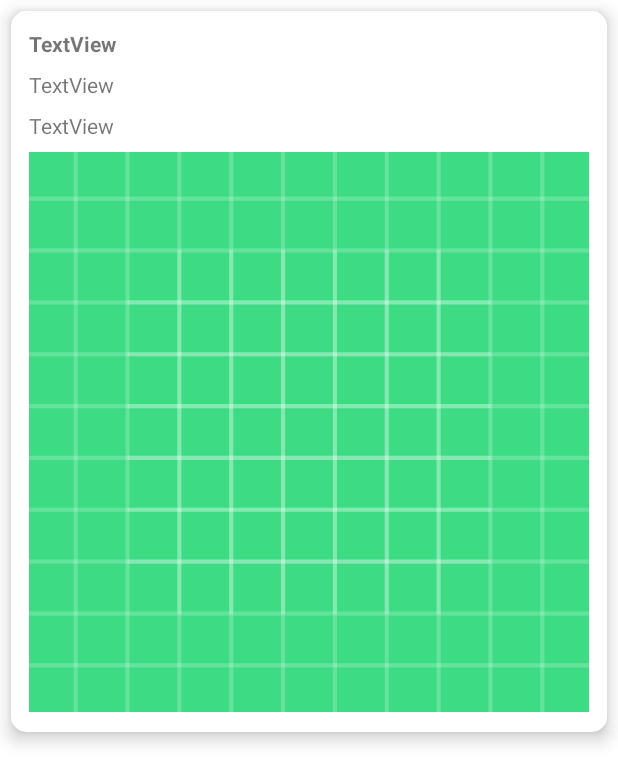
After one commit to alexlabuz/picturehere_app, an Android app: the layout post_cell.xml on its own in the app's theme, with its tools: preview values and no code run, on a phone screen of 412 x 824 dp. The commit adds this screen. Shown: the top 784 px of the screen. Run offline under Robolectric (Android 15) with nearby library versions, the phone set to English and light mode, and no system bars.

Commit message:
Affichage du fil d'actualité

```diff
--- a/app/build.gradle
+++ b/app/build.gradle
@@ -46,4 +46,5 @@ dependencies {
     androidTestImplementation 'androidx.test.espresso:espresso-core:3.4.0'
     implementation 'com.squareup.retrofit2:retrofit:2.9.0'
     implementation 'com.squareup.retrofit2:converter-gson:2.9.0'
+    implementation 'com.squareup.picasso:picasso:2.71828'
 }
--- a/app/src/main/java/com/example/picture_here_app/activity/activity/AppActivity.kt
+++ b/app/src/main/java/com/example/picture_here_app/activity/activity/AppActivity.kt
@@ -60,7 +60,7 @@ class AppActivity : AppCompatActivity(), BottomNavigationView.OnNavigationItemSe
                         val gson = Gson()
                         val type = object : TypeToken<MessageResponse>() {}.type
                         val errorBody: MessageResponse = gson.fromJson(response.errorBody()!!.charStream(), type)
-                        if(errorBody.message == "JWT Token not found"){
+                        if(errorBody.message == "Expired JWT Token"){
                             Toast.makeText(this@AppActivity, "Vous avez été déconnecté", Toast.LENGTH_SHORT).show()
                             logout()
                         }
--- a/app/src/main/java/com/example/picture_here_app/activity/entity/WebServiceInterface.kt
+++ b/app/src/main/java/com/example/picture_here_app/activity/entity/WebServiceInterface.kt
@@ -3,6 +3,7 @@ package com.example.picture_here_app.activity.entity
 import com.example.picture_here_app.activity.entity.login.Token
 import com.example.picture_here_app.activity.entity.login.UserLogin
 import com.example.picture_here_app.activity.entity.login.UserRegister
+import com.example.picture_here_app.activity.entity.post.Post
 import com.example.picture_here_app.activity.entity.response.MessageResponse
 import com.example.picture_here_app.activity.entity.user.User
 import com.example.picture_here_app.activity.entity.user.Utilisateur
@@ -21,4 +22,7 @@ interface WebServiceInterface {
 
     @GET("api/profil/connected")
     fun connected(@Header("Authorization") authorization: String) : Call<User>
+
+    @GET("api/post/thread")
+    fun thread(@Header("Authorization") authorization: String) : Call<List<Post>>
 }
--- /dev/null
+++ b/app/src/main/res/layout/post_cell.xml
@@ -0,0 +1,61 @@
+<?xml version="1.0" encoding="utf-8"?>
+<androidx.cardview.widget.CardView xmlns:android="http://schemas.android.com/apk/res/android"
+    xmlns:app="http://schemas.android.com/apk/res-auto"
+    xmlns:tools="http://schemas.android.com/tools"
+    android:id="@+id/post_cell_card"
+    android:layout_margin="7dp"
+    app:cardElevation="7dp"
+    app:cardCornerRadius="10dp"
+    android:layout_width="match_parent"
+    android:layout_height="wrap_content">
+
+    <androidx.constraintlayout.widget.ConstraintLayout
+        android:layout_width="match_parent"
+        android:layout_height="match_parent"
+        android:layout_margin="12dp">
+
+        <TextView
+            android:id="@+id/post_cell_pseudo_text"
+            android:layout_width="wrap_content"
+            android:layout_height="wrap_content"
+            android:text="TextView"
+            android:textStyle="bold"
+            app:layout_constraintStart_toStartOf="parent"
+            app:layout_constraintTop_toTopOf="parent" />
+
+        <TextView
+            android:id="@+id/post_cell_message_text"
+            android:layout_width="0dp"
+            android:layout_height="wrap_content"
+            android:layout_marginTop="8dp"
+            android:text="TextView"
+            app:layout_constraintEnd_toEndOf="parent"
+            app:layout_constraintStart_toStartOf="parent"
+            app:layout_constraintTop_toBottomOf="@+id/post_cell_date_text" />
+
+        <ImageView
+            android:id="@+id/post_cell_image"
+            android:layout_width="match_parent"
+            android:layout_height="0dp"
+            android:layout_marginTop="8dp"
+            android:layout_marginBottom="1dp"
+            android:contentDescription="Image"
+            android:scaleType="centerCrop"
+            app:layout_constraintBottom_toBottomOf="parent"
+            app:layout_constraintDimensionRatio="w,1:1"
+            app:layout_constraintEnd_toEndOf="parent"
+            app:layout_constraintHorizontal_bias="0.0"
+            app:layout_constraintStart_toStartOf="parent"
+            app:layout_constraintTop_toBottomOf="@+id/post_cell_message_text"
+            app:srcCompat="@drawable/ic_launcher_background" />
+
+        <TextView
+            android:id="@+id/post_cell_date_text"
+            android:layout_width="wrap_content"
+            android:layout_height="wrap_content"
+            android:layout_marginTop="8dp"
+            android:text="TextView"
+            app:layout_constraintStart_toStartOf="parent"
+            app:layout_constraintTop_toBottomOf="@+id/post_cell_pseudo_text" />
+    </androidx.constraintlayout.widget.ConstraintLayout>
+</androidx.cardview.widget.CardView>
```
Also changed, not shown: app/src/main/java/com/example/picture_here_app/activity/fragment/app/ThreadFragment.kt (+86 -0 lines), app/src/main/res/drawable/ic_baseline_send_24.xml (added, +11 -0 lines), app/src/main/res/layout/fragment_thread.xml (+39 -6 lines).
